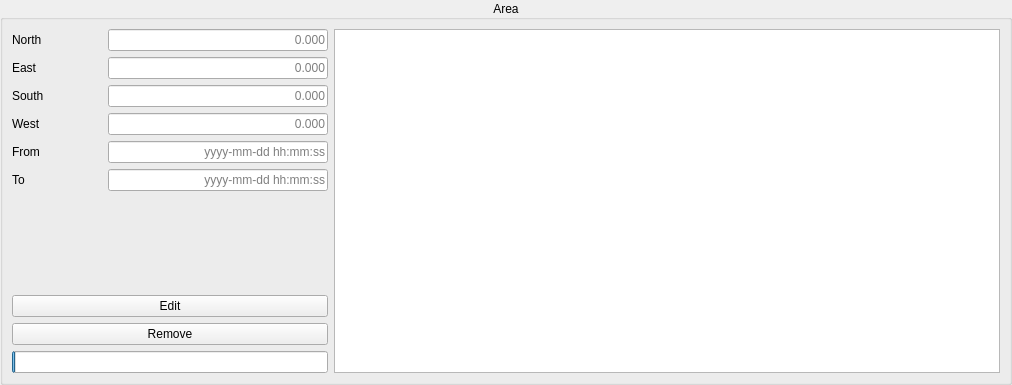
This is crossingpanel.ui in busoc/crosspath-gui as Qt 5 draws it before an edit. The edited form follows.
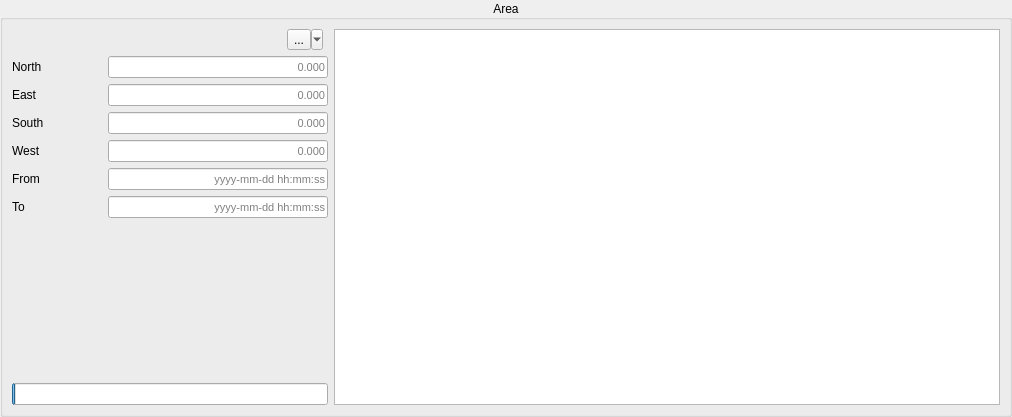
This is the edited form.

Commit message: update crossing panel ui

The edit to the form file:
```diff
--- a/crossingpanel.ui
+++ b/crossingpanel.ui
@@ -7,7 +7,7 @@
     <x>0</x>
     <y>0</y>
     <width>1012</width>
-    <height>385</height>
+    <height>417</height>
    </rect>
   </property>
   <property name="sizePolicy">
@@ -45,6 +45,42 @@
        <layout class="QHBoxLayout" name="horizontalLayout">
         <item>
          <layout class="QVBoxLayout" name="verticalLayout_2">
+          <item>
+           <layout class="QHBoxLayout" name="horizontalLayout4">
+            <property name="topMargin">
+             <number>0</number>
+            </property>
+            <item>
+             <spacer name="horizontalSpacer">
+              <property name="orientation">
+               <enum>Qt::Horizontal</enum>
+              </property>
+              <property name="sizeType">
+               <enum>QSizePolicy::Fixed</enum>
+              </property>
+              <property name="sizeHint" stdset="0">
+               <size>
+                <width>270</width>
+                <height>20</height>
+               </size>
+              </property>
+             </spacer>
+            </item>
+            <item>
+             <widget class="QToolButton" name="menu">
+              <property name="text">
+               <string>...</string>
+              </property>
+              <property name="popupMode">
+               <enum>QToolButton::MenuButtonPopup</enum>
+              </property>
+              <property name="arrowType">
+               <enum>Qt::NoArrow</enum>
+              </property>
+             </widget>
+            </item>
+           </layout>
+          </item>
           <item>
            <layout class="QFormLayout" name="formLayout">
             <property name="sizeConstraint">
@@ -80,6 +116,11 @@
                 <height>0</height>
                </size>
               </property>
+              <property name="font">
+               <font>
+                <pointsize>8</pointsize>
+               </font>
+              </property>
               <property name="alignment">
                <set>Qt::AlignRight|Qt::AlignTrailing|Qt::AlignVCenter</set>
               </property>
@@ -118,6 +159,11 @@
                 <height>0</height>
                </size>
               </property>
+              <property name="font">
+               <font>
+                <pointsize>8</pointsize>
+               </font>
+              </property>
               <property name="alignment">
                <set>Qt::AlignRight|Qt::AlignTrailing|Qt::AlignVCenter</set>
               </property>
@@ -156,6 +202,11 @@
                 <height>0</height>
                </size>
               </property>
+              <property name="font">
+               <font>
+                <pointsize>8</pointsize>
+               </font>
+              </property>
               <property name="alignment">
                <set>Qt::AlignRight|Qt::AlignTrailing|Qt::AlignVCenter</set>
               </property>
@@ -194,6 +245,11 @@
                 <height>0</height>
                </size>
               </property>
+              <property name="font">
+               <font>
+                <pointsize>8</pointsize>
+               </font>
+              </property>
               <property name="alignment">
                <set>Qt::AlignRight|Qt::AlignTrailing|Qt::AlignVCenter</set>
               </property>
@@ -232,6 +288,11 @@
                 <height>0</height>
                </size>
               </property>
+              <property name="font">
+               <font>
+                <pointsize>8</pointsize>
+               </font>
+              </property>
               <property name="alignment">
                <set>Qt::AlignRight|Qt::AlignTrailing|Qt::AlignVCenter</set>
               </property>
@@ -270,6 +331,11 @@
                 <height>0</height>
                </size>
               </property>
+              <property name="font">
+               <font>
+                <pointsize>8</pointsize>
+               </font>
+              </property>
               <property name="alignment">
                <set>Qt::AlignRight|Qt::AlignTrailing|Qt::AlignVCenter</set>
               </property>
@@ -296,20 +362,6 @@
             </property>
            </spacer>
           </item>
-          <item>
-           <widget class="QPushButton" name="btnEdit">
-            <property name="text">
-             <string>Edit</string>
-            </property>
-           </widget>
-          </item>
-          <item>
-           <widget class="QPushButton" name="btnRem">
-            <property name="text">
-             <string>Remove</string>
-            </property>
-           </widget>
-          </item>
           <item>
            <widget class="QProgressBar" name="progress">
             <property name="sizePolicy">
```
Left out of the diff: 15 changed lines with no effect on the pictures. The commit also changes 3 other files.
